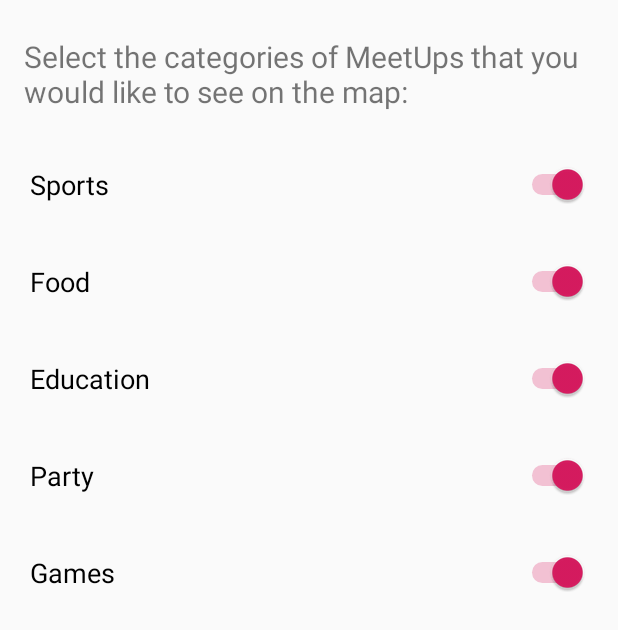
After one commit to ludwighultqvist/DAT256, an Android app: the MapFilterActivityV2 screen opened directly, with no data from a screen before it, on a phone screen of 412 x 824 dp. The commit adds this screen. Shown: the top 630 px of the screen. Run offline under Robolectric (Android 15) with nearby library versions, the light colour scheme and no system bars; Roboto replaces fonts that are not available here.

Commit message:
fixed filters

```diff
--- a/app/src/main/java/com/bulbasaur/dat256/model/Main.java
+++ b/app/src/main/java/com/bulbasaur/dat256/model/Main.java
@@ -1,6 +1,8 @@
 package com.bulbasaur.dat256.model;
 import java.util.ArrayList;
+import java.util.HashMap;
 import java.util.List;
+import java.util.Map;
 
 public class Main {
 
@@ -11,9 +13,15 @@ public class Main {
 
     private List<User> friendsWithinMapView;
 
+    private Map<MeetUp.Categories, Boolean> categoryFilters = new HashMap<>();
+
     public Main() {
         meetUpsWithinMapView = new ArrayList<>();
         friendsWithinMapView = new ArrayList<>();
+
+        for (MeetUp.Categories c : MeetUp.Categories.values()) {
+            categoryFilters.put(c, true);
+        }
     }
 
     public void logIn(User loggedInUser) {
@@ -84,4 +92,8 @@ public class Main {
     public void logOutCurrentUser() {
         currentUser = null;
     }
+
+    public Map<MeetUp.Categories, Boolean> getCategoryFilters() {
+        return categoryFilters;
+    }
 }
--- /dev/null
+++ b/app/src/main/java/com/bulbasaur/dat256/viewmodel/MapFilterActivityV2.java
@@ -0,0 +1,36 @@
+package com.bulbasaur.dat256.viewmodel;
+
+import android.os.Bundle;
+import android.support.v7.app.AppCompatActivity;
+import android.view.View;
+import android.widget.LinearLayout;
+import android.widget.Switch;
+
+import com.bulbasaur.dat256.R;
+import com.bulbasaur.dat256.model.Main;
+import com.bulbasaur.dat256.model.MeetUp;
+
+public class MapFilterActivityV2 extends AppCompatActivity {
+
+    @Override
+    protected void onCreate(Bundle savedInstanceState) {
+        super.onCreate(savedInstanceState);
+        setContentView(R.layout.activity_map_filter_v2);
+
+        LinearLayout categoryFilterLayout = findViewById(R.id.map_filter_v2_linear_layout);
+        for (MeetUp.Categories c : MeetUp.Categories.values()) {
+            View categorySwitchView = getLayoutInflater().inflate(R.layout.category_filter_switch, null);
+            ((Switch) categorySwitchView).setText(c.categoryName);
+            ((Switch) categorySwitchView).setChecked(Main.getInstance().getCategoryFilters().get(c));
+            ((Switch) categorySwitchView).setOnCheckedChangeListener((buttonView, isChecked) -> Main.getInstance().getCategoryFilters().put(c, isChecked));
+            categoryFilterLayout.addView(categorySwitchView);
+        }
+    }
+
+    @Override
+    public void onBackPressed() {
+        setResult(RESULT_OK);
+
+        super.onBackPressed();
+    }
+}
--- /dev/null
+++ b/app/src/main/res/layout/activity_map_filter_v2.xml
@@ -0,0 +1,21 @@
+<?xml version="1.0" encoding="utf-8"?>
+<LinearLayout android:layout_width="match_parent"
+    android:layout_height="match_parent"
+    android:orientation="vertical"
+    android:id="@+id/map_filter_v2_linear_layout"
+    xmlns:android="http://schemas.android.com/apk/res/android"
+    xmlns:tools="http://schemas.android.com/tools"
+    tools:context=".viewmodel.MapFilterActivityV2">
+
+    <TextView
+        android:id="@+id/categoryFiltersTitle"
+        android:layout_width="match_parent"
+        android:layout_height="wrap_content"
+        android:layout_marginStart="16dp"
+        android:layout_marginTop="24dp"
+        android:layout_marginEnd="16dp"
+        android:layout_marginBottom="16dp"
+        android:singleLine="false"
+        android:text="@string/select_the_categories_of_meetups_that_you_would_like_to_see_on_the_map"
+        android:textSize="20sp" />
+</LinearLayout>
--- /dev/null
+++ b/app/src/main/res/layout/category_filter_switch.xml
@@ -0,0 +1,10 @@
+<?xml version="1.0" encoding="utf-8"?>
+<Switch xmlns:android="http://schemas.android.com/apk/res/android"
+    android:id="@+id/map_filter_switch"
+    android:layout_width="match_parent"
+    android:layout_height="match_parent"
+    android:padding="20dp"
+    android:text="category"
+    android:textSize="18sp">
+
+</Switch>
--- a/app/src/main/res/values/strings.xml
+++ b/app/src/main/res/values/strings.xml
@@ -37,7 +37,7 @@
     <string name="toolbar_search_hint">Search for users or meet ups</string>
     <string name="log_in">Log in</string>
     <string name="settings">Settings</string>
-    <string name="scan_qr_code">Scan QR code</string>
+    <string name="scan_qr_code">Scan QR code…</string>
     <string name="profile">Profile</string>
     <string name="meetapp">MeetApp</string>
 
@@ -95,4 +95,7 @@
     <string name="profile_picture_and_qr_code">Profile Picture and QR Code</string>
     <string name="of_your_friends_are_going">%1$s of your friends are going:</string>
     <string name="verify">Verify</string>
+    <string name="select_the_categories_of_meetups_that_you_would_like_to_see_on_the_map">Select the categories of MeetUps that you would like to see on the map:</string>
+    <string name="map_filters">Map Filters</string>
+    <string name="filter_map">Filter map…</string>
 </resources>
```
Also changed, not shown: app/src/main/AndroidManifest.xml (+31 -37 lines), app/src/main/java/com/bulbasaur/dat256/viewmodel/MenuActivity.java (+32 -1 lines), app/src/main/res/menu/drawer_menu.xml (+3 -4 lines).
